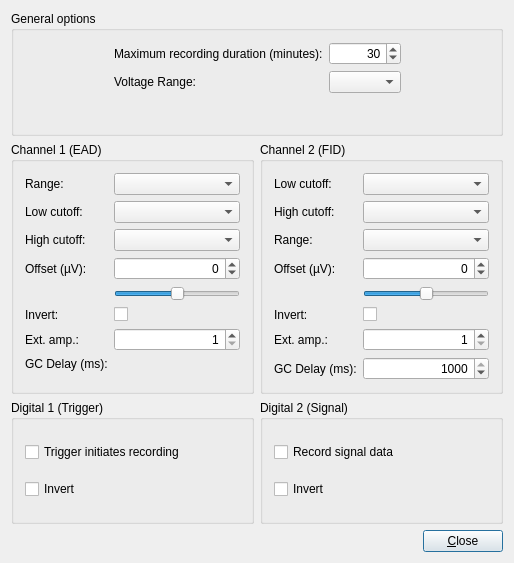
This is View/RecordSettingsDialog.ui in ellis/gcead as Qt 5 draws it before an edit. The edited form follows.
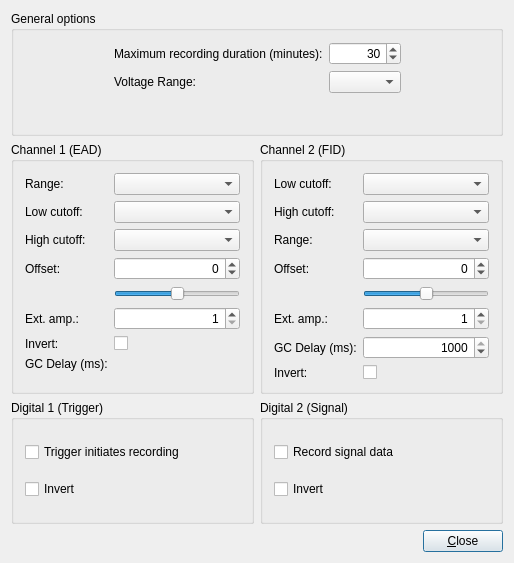
This is the edited form.

Patch:
```diff
--- a/View/RecordSettingsDialog.ui
+++ b/View/RecordSettingsDialog.ui
@@ -127,7 +127,7 @@
         <item row="3" column="0">
          <widget class="QLabel" name="lblOffset_1">
           <property name="text">
-           <string>Offset (µV):</string>
+           <string>Offset:</string>
           </property>
          </widget>
         </item>
@@ -170,7 +170,7 @@
           </property>
          </widget>
         </item>
-        <item row="5" column="0">
+        <item row="6" column="0">
          <widget class="QLabel" name="label_2">
           <property name="text">
            <string>Invert:</string>
@@ -178,13 +178,29 @@
          </widget>
         </item>
         <item row="5" column="1">
+         <widget class="QSpinBox" name="edtExternalAmplification_1">
+          <property name="toolTip">
+           <string>External amplification</string>
+          </property>
+          <property name="alignment">
+           <set>Qt::AlignRight|Qt::AlignTrailing|Qt::AlignVCenter</set>
+          </property>
+          <property name="minimum">
+           <number>1</number>
+          </property>
+          <property name="maximum">
+           <number>1000</number>
+          </property>
+         </widget>
+        </item>
+        <item row="6" column="1">
          <widget class="QCheckBox" name="chkInvert_1">
           <property name="text">
            <string/>
           </property>
          </widget>
         </item>
-        <item row="6" column="0">
+        <item row="5" column="0">
          <widget class="QLabel" name="label">
           <property name="toolTip">
            <string>External amplification</string>
@@ -194,22 +210,6 @@
           </property>
          </widget>
         </item>
-        <item row="6" column="1">
-         <widget class="QSpinBox" name="edtExternalAmplification_1">
-          <property name="toolTip">
-           <string>External amplification</string>
-          </property>
-          <property name="alignment">
-           <set>Qt::AlignRight|Qt::AlignTrailing|Qt::AlignVCenter</set>
-          </property>
-          <property name="minimum">
-           <number>1</number>
-          </property>
-          <property name="maximum">
-           <number>1000</number>
-          </property>
-         </widget>
-        </item>
         <item row="7" column="0">
          <widget class="QLabel" name="lblDelay_1">
           <property name="text">
@@ -263,7 +263,7 @@
         <item row="3" column="0">
          <widget class="QLabel" name="label_6">
           <property name="text">
-           <string>Offset (µV):</string>
+           <string>Offset:</string>
           </property>
          </widget>
         </item>
@@ -304,20 +304,6 @@
          </widget>
         </item>
         <item row="5" column="0">
-         <widget class="QLabel" name="label_4">
-          <property name="text">
-           <string>Invert:</string>
-          </property>
-         </widget>
-        </item>
-        <item row="5" column="1">
-         <widget class="QCheckBox" name="chkInvert_2">
-          <property name="text">
-           <string/>
-          </property>
-         </widget>
-        </item>
-        <item row="6" column="0">
          <widget class="QLabel" name="label_10">
           <property name="toolTip">
            <string>External amplification</string>
@@ -327,7 +313,7 @@
           </property>
          </widget>
         </item>
-        <item row="6" column="1">
+        <item row="5" column="1">
          <widget class="QSpinBox" name="edtExternalAmplification_2">
           <property name="toolTip">
            <string>External amplification</string>
@@ -343,14 +329,14 @@
           </property>
          </widget>
         </item>
-        <item row="7" column="0">
+        <item row="6" column="0">
          <widget class="QLabel" name="lblDelay_2">
           <property name="text">
            <string>GC Delay (ms):</string>
           </property>
          </widget>
         </item>
-        <item row="7" column="1">
+        <item row="6" column="1">
          <widget class="QSpinBox" name="edtGcDelay">
           <property name="alignment">
            <set>Qt::AlignRight|Qt::AlignTrailing|Qt::AlignVCenter</set>
@@ -366,6 +352,20 @@
           </property>
          </widget>
         </item>
+        <item row="7" column="0">
+         <widget class="QLabel" name="label_4">
+          <property name="text">
+           <string>Invert:</string>
+          </property>
+         </widget>
+        </item>
+        <item row="7" column="1">
+         <widget class="QCheckBox" name="chkInvert_2">
+          <property name="text">
+           <string/>
+          </property>
+         </widget>
+        </item>
        </layout>
       </item>
      </layout>
```
Left out of the diff: 4 changed lines with no effect on the pictures.
